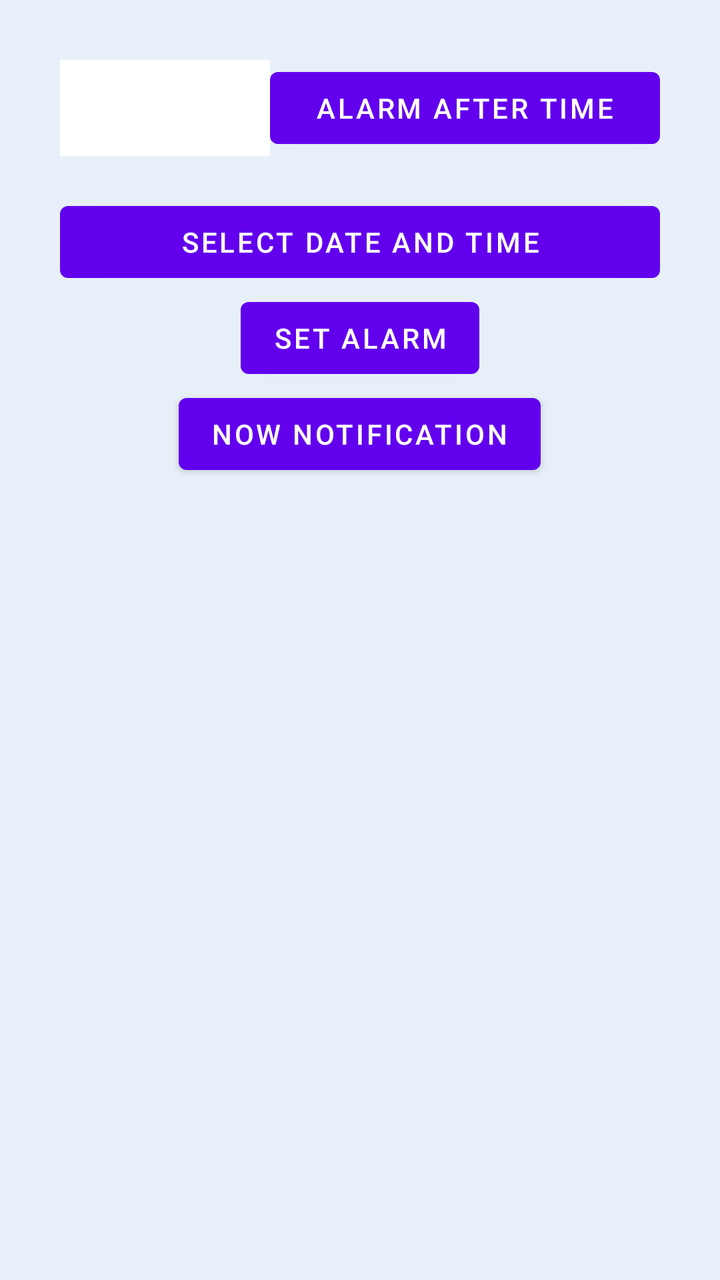
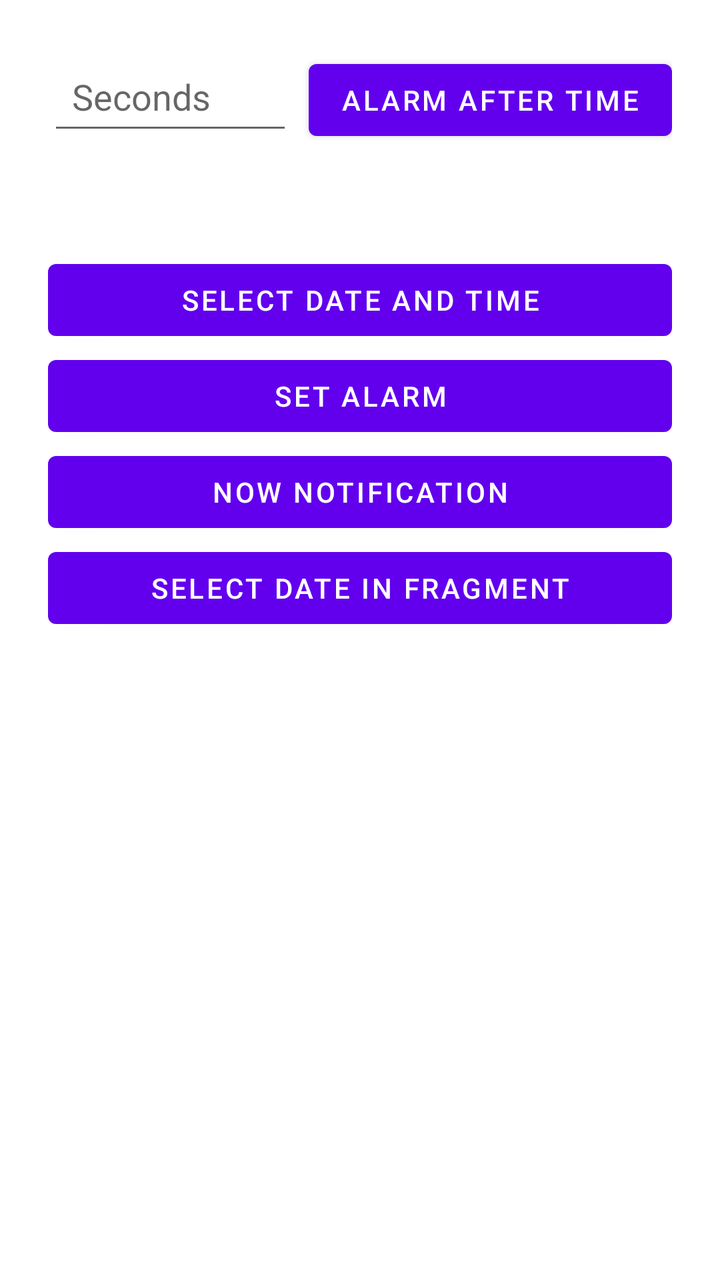

An Android layout rendered at two revisions. The XML below is the earlier revision; the diff shows what the commit changed to produce the second picture.
<!-- AndroidManifest.xml: application theme Theme.AlarmNotification -->
<!-- res/layout/activity_main.xml -->
<?xml version="1.0" encoding="utf-8"?>
<LinearLayout xmlns:android="http://schemas.android.com/apk/res/android"
    xmlns:app="http://schemas.android.com/apk/res-auto"
    xmlns:tools="http://schemas.android.com/tools"
    android:layout_width="match_parent"
    android:layout_height="match_parent"
    android:orientation="vertical"
    android:gravity="center_horizontal"
    android:padding="30dp"
    android:background="#E7F0F8"
    tools:context=".MainActivity">


    <LinearLayout
        android:layout_width="match_parent"
        android:layout_height="wrap_content"
        android:orientation="horizontal">

        <EditText
            android:id="@+id/etTimeAfter"
            android:layout_width="wrap_content"
            android:layout_height="match_parent"
            android:layout_weight="1"
            android:background="#FFFFFF"
            android:padding="7dp"
            android:ems="10"
            android:inputType="number" />

        <Button
            android:id="@+id/bAddTimeAlarm"
            android:layout_width="match_parent"
            android:layout_height="wrap_content"
            android:layout_weight="1"
            android:text="Alarm after time" />
    </LinearLayout>

    <TextView
        android:id="@+id/tvWhere"
        android:layout_width="wrap_content"
        android:layout_height="wrap_content" />

    <Button
        android:id="@+id/bWhere"
        android:layout_width="match_parent"
        android:layout_height="wrap_content"
        android:text="Select date and time" />

    <Button
        android:id="@+id/bSetAlarm"
        android:layout_width="wrap_content"
        android:layout_height="wrap_content"
        android:text="Set Alarm"/>

    <Button
        android:id="@+id/bNow"
        android:layout_width="wrap_content"
        android:layout_height="wrap_content"
        android:text="Now notification"/>

</LinearLayout>
<!-- resources referenced by this layout -->
<resources>
  <style name="Theme.AlarmNotification" parent="Theme.MaterialComponents.DayNight.DarkActionBar">
          
          <item name="colorPrimary">@color/purple_500</item>
          <item name="colorPrimaryVariant">@color/purple_700</item>
          <item name="colorOnPrimary">@color/white</item>
          
          <item name="colorSecondary">@color/teal_200</item>
          <item name="colorSecondaryVariant">@color/teal_700</item>
          <item name="colorOnSecondary">@color/black</item>
          
          <item name="android:statusBarColor">?attr/colorPrimaryVariant</item>
          
      </style>
  <color name="purple_500">#FF6200EE</color>
  <color name="purple_700">#FF3700B3</color>
  <color name="white">#FFFFFFFF</color>
  <color name="teal_200">#FF03DAC5</color>
  <color name="teal_700">#FF018786</color>
  <color name="black">#FF000000</color>
</resources>

<!-- the commit's change to res/layout/activity_main.xml (unified diff, before → after) -->
@@ -1,60 +1,65 @@
 <?xml version="1.0" encoding="utf-8"?>
 <LinearLayout xmlns:android="http://schemas.android.com/apk/res/android"
-    xmlns:app="http://schemas.android.com/apk/res-auto"
     xmlns:tools="http://schemas.android.com/tools"
     android:layout_width="match_parent"
     android:layout_height="match_parent"
     android:orientation="vertical"
     android:gravity="center_horizontal"
-    android:padding="30dp"
-    android:background="#E7F0F8"
+    android:padding="24dp"
     tools:context=".MainActivity">
-
 
     <LinearLayout
         android:layout_width="match_parent"
         android:layout_height="wrap_content"
-        android:orientation="horizontal">
+        android:orientation="horizontal"
+        android:layout_marginBottom="16dp">
 
         <EditText
             android:id="@+id/etTimeAfter"
-            android:layout_width="wrap_content"
-            android:layout_height="match_parent"
+            android:layout_width="0dp"
+            android:layout_height="wrap_content"
             android:layout_weight="1"
-            android:background="#FFFFFF"
-            android:padding="7dp"
-            android:ems="10"
+            android:padding="12dp"
+            android:hint="@string/et_time_after_hint"
             android:inputType="number" />
 
         <Button
             android:id="@+id/bAddTimeAlarm"
-            android:layout_width="match_parent"
+            android:layout_width="wrap_content"
             android:layout_height="wrap_content"
-            android:layout_weight="1"
-            android:text="Alarm after time" />
+            android:layout_marginStart="8dp"
+            android:text="@string/btn_alarm_after_time" />
     </LinearLayout>
 
     <TextView
         android:id="@+id/tvWhere"
         android:layout_width="wrap_content"
-        android:layout_height="wrap_content" />
+        android:layout_height="wrap_content"
+        android:textSize="16sp"
+        android:layout_marginBottom="16dp" />
 
     <Button
         android:id="@+id/bWhere"
         android:layout_width="match_parent"
         android:layout_height="wrap_content"
-        android:text="Select date and time" />
+        android:text="@string/btn_select_date_time" />
 
     <Button
         android:id="@+id/bSetAlarm"
-        android:layout_width="wrap_content"
+        android:layout_width="match_parent"
         android:layout_height="wrap_content"
-        android:text="Set Alarm"/>
+        android:text="@string/btn_set_alarm" />
 
     <Button
         android:id="@+id/bNow"
-        android:layout_width="wrap_content"
+        android:layout_width="match_parent"
         android:layout_height="wrap_content"
-        android:text="Now notification"/>
+        android:text="@string/btn_now_notification" />
+
+    <Button
+        android:id="@+id/bDateFragment"
+        android:layout_width="match_parent"
+        android:layout_height="wrap_content"
+        android:text="@string/btn_select_date_fragment" />
 
 </LinearLayout>
<!-- resource entries referenced after the edit -->
@@ -1,5 +1,11 @@
 <!-- resources referenced by this layout -->
 <resources>
+  <string name="btn_alarm_after_time">Alarm after time</string>
+  <string name="btn_now_notification">Now notification</string>
+  <string name="btn_select_date_fragment">Select date in fragment</string>
+  <string name="btn_select_date_time">Select date and time</string>
+  <string name="btn_set_alarm">Set Alarm</string>
+  <string name="et_time_after_hint">Seconds</string>
   <style name="Theme.AlarmNotification" parent="Theme.MaterialComponents.DayNight.DarkActionBar">
           
           <item name="colorPrimary">@color/purple_500</item>
